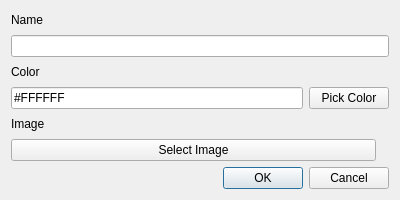
Old version of the form ui/newuserform.ui in the repository AvisPhoenix/tabletime-scheduler.
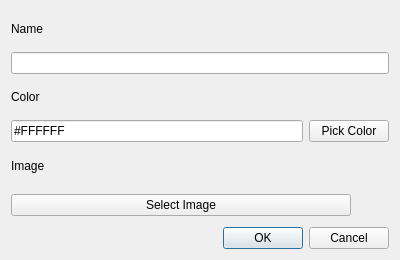
New version of the form.

Diff of the .ui file:
```diff
--- a/ui/newuserform.ui
+++ b/ui/newuserform.ui
@@ -7,7 +7,7 @@
     <x>0</x>
     <y>0</y>
     <width>400</width>
-    <height>200</height>
+    <height>260</height>
    </rect>
   </property>
   <property name="sizePolicy">
@@ -16,6 +16,18 @@
     <verstretch>0</verstretch>
    </sizepolicy>
   </property>
+  <property name="minimumSize">
+   <size>
+    <width>400</width>
+    <height>200</height>
+   </size>
+  </property>
+  <property name="maximumSize">
+   <size>
+    <width>400</width>
+    <height>300</height>
+   </size>
+  </property>
   <property name="windowTitle">
    <string>Create new user</string>
   </property>
@@ -85,6 +97,12 @@
          <verstretch>0</verstretch>
         </sizepolicy>
        </property>
+       <property name="minimumSize">
+        <size>
+         <width>32</width>
+         <height>32</height>
+        </size>
+       </property>
        <property name="text">
         <string notr="true"/>
        </property>
```
